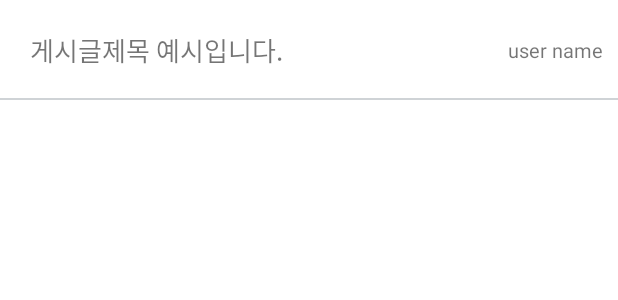
After one commit to SSWU-OpenSource/OpenSource-Android, an Android app: the layout item_board_list.xml on its own in the app's theme, with its tools: preview values and no code run, on a phone screen of 412 x 824 dp. The commit adds this screen. Shown: the top 300 px of the screen. Run offline under Robolectric (Android 15) with nearby library versions, the phone set to English and light mode, and no system bars.

Commit message:
[feature/#3] home뷰 구현 및 recyclerView 구현

```diff
--- /dev/null
+++ b/app/src/main/res/layout/item_board_list.xml
@@ -0,0 +1,55 @@
+<?xml version="1.0" encoding="utf-8"?>
+<layout xmlns:android="http://schemas.android.com/apk/res/android"
+    xmlns:app="http://schemas.android.com/apk/res-auto"
+    xmlns:tools="http://schemas.android.com/tools">
+
+    <data>
+
+        <variable
+            name="board"
+            type="com.subeenie.opensource_android.data.BoardData" />
+    </data>
+
+    <androidx.constraintlayout.widget.ConstraintLayout
+        android:id="@+id/cl_item"
+        android:layout_width="match_parent"
+        android:layout_height="wrap_content"
+        android:paddingTop="20dp">
+
+
+        <TextView
+            android:id="@+id/tv_title"
+            android:layout_width="wrap_content"
+            android:layout_height="wrap_content"
+            android:layout_marginStart="20dp"
+            android:layout_marginBottom="20dp"
+            android:gravity="center"
+            android:maxLength="15"
+            android:text="@{board.title}"
+            android:textSize="17sp"
+            app:layout_constraintBottom_toBottomOf="parent"
+            app:layout_constraintStart_toStartOf="parent"
+            app:layout_constraintTop_toTopOf="parent"
+            tools:text="게시글제목 예시입니다." />
+
+        <TextView
+            android:id="@+id/tv_id"
+            android:layout_width="wrap_content"
+            android:layout_height="wrap_content"
+            android:layout_marginEnd="10dp"
+            android:gravity="center"
+            android:text="@{board.user}"
+            android:textSize="13sp"
+            app:layout_constraintBottom_toBottomOf="@+id/tv_title"
+            app:layout_constraintEnd_toEndOf="parent"
+            app:layout_constraintTop_toTopOf="parent"
+            tools:text="user name" />
+
+        <View
+            android:layout_width="match_parent"
+            android:layout_height="1dp"
+            android:background="@color/sswu_grey_4"
+            app:layout_constraintBottom_toBottomOf="@+id/cl_item" />
+    </androidx.constraintlayout.widget.ConstraintLayout>
+
+</layout>
```
Also changed, not shown: app/src/main/java/com/subeenie/opensource_android/presentation/home/HomeActivity.kt (+38 -1 lines), app/src/main/java/com/subeenie/opensource_android/presentation/home/HomeFragment.kt (+74 -6 lines).
